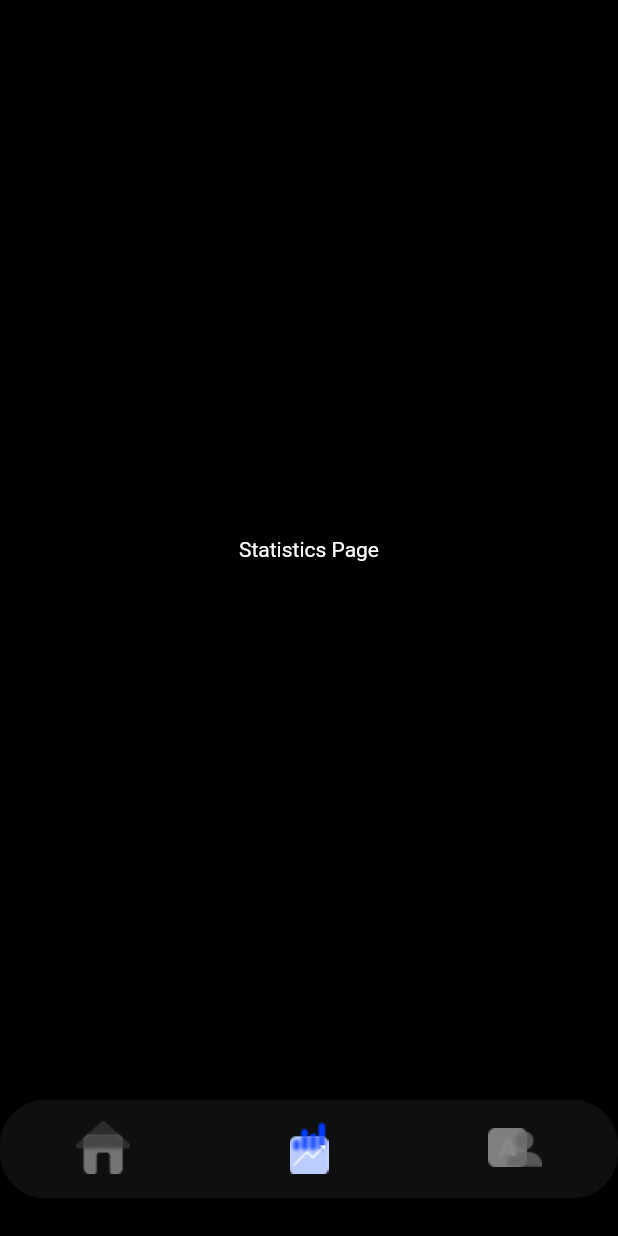
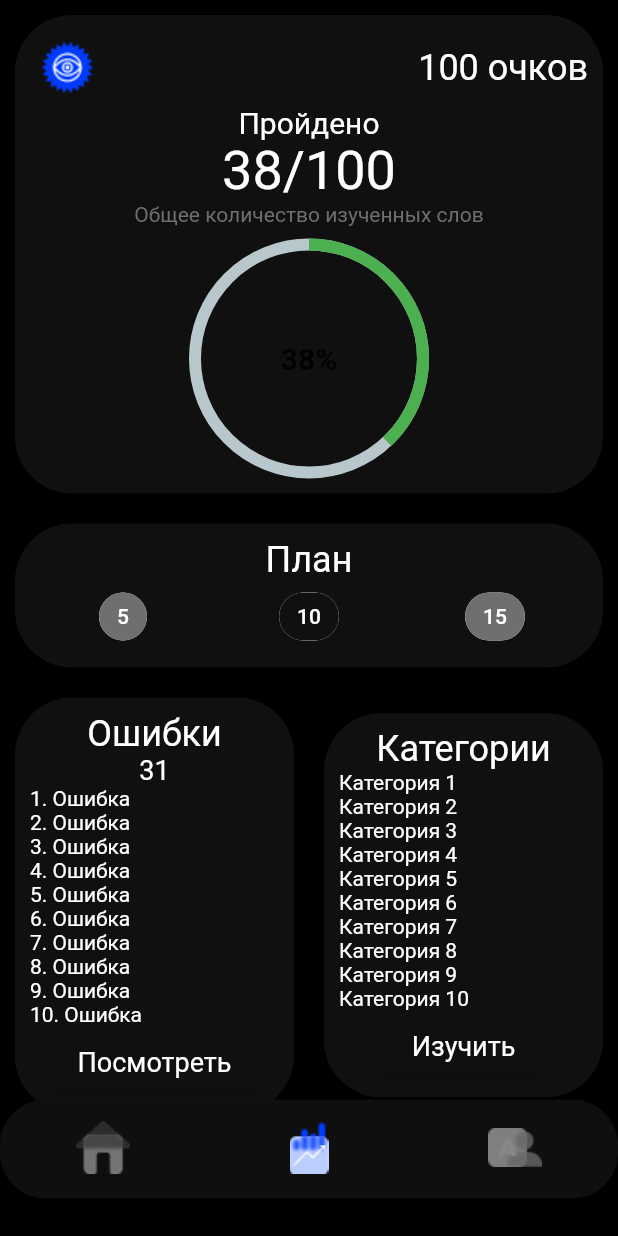
Before and after one commit to ilyar85/alish, a Flutter app: the screen it shows after launch, item 2 of the bottom bar chosen, on a phone screen of 412 x 824 dp. Run offline on Flutter 3.47's test engine with Material 2 defaults, Android fonts, the phone set to English and light mode, and no system bars; drawn by our look-alikes of percent_indicator; our stand-ins replace flutter_countdown_timer; Roboto replaces fonts that are missing (K_Gotham Pro).

Commit message:
шрифты

```diff
--- a/lib/main.dart
+++ b/lib/main.dart
@@ -1,6 +1,7 @@
 import 'package:flutter/material.dart';
 import 'dart:async';
 import 'learning_screen.dart';
+import 'stats_screen.dart';
 
 void main() {
   runApp(DailyWordsApp());
@@ -65,7 +66,7 @@ class _MainScreenState extends State<MainScreen> {
   int _selectedIndex = 0;
   static List<Widget> _widgetOptions = <Widget>[
     HomePage(),
-    Text('Statistics Page', style: TextStyle(color: Colors.white)),
+    StatsScreen(),
     Text('Account Page', style: TextStyle(color: Colors.white)),
   ];
 
--- /dev/null
+++ b/lib/stats_screen.dart
@@ -0,0 +1,277 @@
+import 'package:flutter/material.dart';
+import 'package:percent_indicator/percent_indicator.dart';
+
+class StatsScreen extends StatefulWidget {
+  const StatsScreen({Key? key}) : super(key: key);
+
+  @override
+  _StatsScreenState createState() => _StatsScreenState();
+}
+
+class _StatsScreenState extends State<StatsScreen> {
+  @override
+  Widget build(BuildContext context) {
+    return Scaffold(
+      backgroundColor: Colors.black,
+      body: SingleChildScrollView(
+        child: Column(
+          children: [
+            _buildStatCard(),
+            _buildPlanCard(),
+            Row(
+              children: [
+                Expanded(child: _buildErrorCard()),
+                Expanded(child: _buildCategoryCard()),
+              ],
+            ),
+          ],
+        ),
+      ),
+    );
+  }
+
+  Widget _buildStatCard() {
+    return Card(
+      color: Color(0xFF101010),
+      shape: RoundedRectangleBorder(
+        borderRadius: BorderRadius.circular(38.0),
+      ),
+      margin: const EdgeInsets.all(10),
+      child: Padding(
+        padding: const EdgeInsets.all(10),
+        child: Column(
+          children: [
+            Row(
+              mainAxisAlignment: MainAxisAlignment.spaceBetween,
+              children: [
+                Image.asset(
+                  'assets/eye.png',
+                  width: 50,
+                ),
+                Text(
+                  '100 очков', // общее количество очков
+                  style: TextStyle(
+                    color: Colors.white,
+                    fontSize: 24,
+                    fontFamily: 'K_Gotham Pro',
+                  ),
+                ),
+              ],
+            ),
+            Text(
+              'Пройдено',
+              style: TextStyle(
+                color: Colors.white,
+                fontSize: 20,
+                fontFamily: 'K_Gotham Pro',
+              ),
+            ),
+            Text(
+              '38/100', // текущая статистика
+              style: TextStyle(
+                color: Colors.white,
+                fontSize: 36,
+                fontFamily: 'K_Gotham Pro',
+              ),
+            ),
+            Text(
+              'Общее количество изученных слов',
+              style: TextStyle(
+                color: Color(0xFF6F6F6F),
+                fontSize: 14,
+                fontFamily: 'K_Gotham Pro',
+              ),
+            ),
+            Padding(
+              padding: const EdgeInsets.only(top: 8.0),
+              child: CircularPercentIndicator(
+                radius: 80.0,
+                lineWidth: 8.0,
+                percent: 0.38, // процент выполнения
+                center: Text(
+                  '38%', // процент выполнения
+                  style: TextStyle(
+                    fontWeight: FontWeight.bold,
+                    fontSize: 20.0,
+                  ),
+                ),
+                progressColor: Colors.green,
+              ),
+            ),
+          ],
+        ),
+      ),
+    );
+  }
+
+  Widget _buildPlanCard() {
+    return Card(
+      color: Color(0xFF101010),
+      shape: RoundedRectangleBorder(
+        borderRadius: BorderRadius.circular(38.0),
+      ),
+      margin: const EdgeInsets.all(10),
+      child: Padding(
+        padding: const EdgeInsets.all(10),
+        child: Column(
+          children: [
+            Text(
+              'План',
+              style: TextStyle(
+                color: Colors.white,
+                fontSize: 24,
+                fontFamily: 'K_Gotham Pro',
+              ),
+            ),
+            Row(
+              mainAxisAlignment: MainAxisAlignment.spaceAround,
+              children: [
+                _buildPlanOption('5'),
+                _buildPlanOption('10'),
+                _buildPlanOption('15'),
+              ],
+            ),
+          ],
+        ),
+      ),
+    );
+  }
+
+  Widget _buildPlanOption(String number) {
+    return ChoiceChip(
+      label: Text(
+        number,
+        style: TextStyle(
+          color: Colors.white,
+          fontFamily: 'K_Gotham Pro',
+        ),
+      ),
+      selected: number == '10',
+      onSelected: (bool selected) {
+        // Обновить выбранный план
+      },
+      selectedColor: Color(0xFF101010),
+      backgroundColor: Color(0xFF6F6F6F),
+    );
+  }
+
+  Widget _buildErrorCard() {
+    return ConstrainedBox(
+      constraints: BoxConstraints(minHeight: 150),
+      child: Card(
+        color: Color(0xFF101010),
+        shape: RoundedRectangleBorder(
+          borderRadius: BorderRadius.circular(38.0),
+        ),
+        margin: const EdgeInsets.all(10),
+        child: Padding(
+          padding: const EdgeInsets.all(10),
+          child: Column(
+            children: [
+              Text(
+                'Ошибки',
+                style: TextStyle(
+                  color: Colors.white,
+                  fontSize: 24,
+                  fontFamily: 'K_Gotham Pro',
+                ),
+              ),
+              Text(
+                '31',
+                style: TextStyle(
+                  color: Colors.white,
+                  fontSize: 18,
+                  fontFamily: 'K_Gotham Pro',
+                ),
+              ),
+              ListView.builder(
+                shrinkWrap: true,
+                itemCount: 10,
+                itemBuilder: (BuildContext context, int index) {
+                  return Text(
+                    '${index + 1}. Ошибка',
+                    style: TextStyle(
+                      color: Colors.white,
+                      fontSize: 14,
+                      fontFamily: 'K_Gotham Pro',
+                    ),
+                  );
+                },
+              ),
+              ElevatedButton(
+                child: Text('Посмотреть'),
+                onPressed: () {
+                  // Посмотреть ошибки
+                },
+                style: ElevatedButton.styleFrom(
+                  primary: Color(0xFF101010),
+                  onPrimary: Colors.white,
+                  textStyle: TextStyle(
+                    fontSize: 18,
+                    fontFamily: 'K_Gotham Pro',
+                  ),
+                ),
+              ),
+            ],
+          ),
+        ),
+      ),
+    );
+  }
+
+  Widget _buildCategoryCard() {
+    return ConstrainedBox(
+      constraints: BoxConstraints(minHeight: 150),
+      child: Card(
+        color: Color(0xFF101010),
+        shape: RoundedRectangleBorder(
+          borderRadius: BorderRadius.circular(38.0),
+        ),
+        margin: const EdgeInsets.all(10),
+        child: Padding(
+          padding: const EdgeInsets.all(10),
+          child: Column(
+            children: [
+              Text(
+                'Категории',
+                style: TextStyle(
+                  color: Colors.white,
+                  fontSize: 24,
+                  fontFamily: 'K_Gotham Pro',
+                ),
+              ),
+              ListView.builder(
+                shrinkWrap: true,
+                itemCount: 10,
+                itemBuilder: (BuildContext context, int index) {
+                  return Text(
+                    'Категория ${index + 1}',
+                    style: TextStyle(
+                      color: Colors.white,
+                      fontSize: 14,
+                      fontFamily: 'K_Gotham Pro',
+                    ),
+                  );
+                },
+              ),
+              ElevatedButton(
+                child: Text('Изучить'),
+                onPressed: () {
+                  // Изучить категории
+                },
+                style: ElevatedButton.styleFrom(
+                  primary: Color(0xFF101010),
+                  onPrimary: Colors.white,
+                  textStyle: TextStyle(
+                    fontSize: 18,
+                    fontFamily: 'K_Gotham Pro',
+                  ),
+                ),
+              ),
+            ],
+          ),
+        ),
+      ),
+    );
+  }
+}
```
Also changed, not shown: lib/learning_screen.dart (+175 -17 lines), pubspec.yaml (+12 -5 lines), assets/fonts/K_GothamPro-Medium.otf (added), assets/fonts/K_GothamPro-Regular.otf (added).
